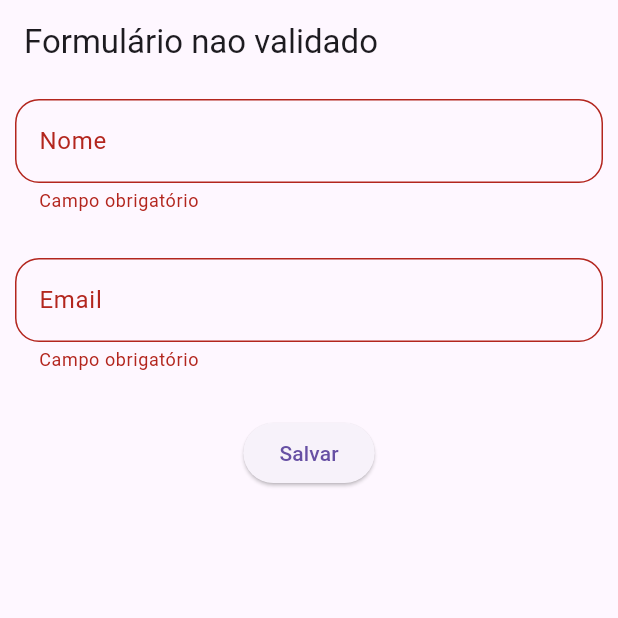
After one commit to brunoalksouza/mobx_study_flutter, a Flutter app: the screen it shows after launch, on a phone screen of 412 x 824 dp, the top half of it. The commit adds this screen. Run offline on Flutter 3.47's test engine with Material 3 defaults, Android fonts, the light colour scheme and no system bars; our stand-ins replace flutter_mobx, mobx; generated files the repository leaves out were written again.

Commit message:
finished 4 class

```diff
--- /dev/null
+++ b/lib/body.dart
@@ -0,0 +1,63 @@
+import 'package:flutter/material.dart';
+import 'package:flutter_mobx/flutter_mobx.dart';
+import 'package:mobx_flutter/controller.dart';
+import 'package:provider/provider.dart';
+
+class BodyWidget extends StatelessWidget {
+  _textField(
+      {String? labelText, onChanged, required String? Function() errorText}) {
+    return TextField(
+      onChanged: onChanged,
+      decoration: InputDecoration(
+        border: OutlineInputBorder(
+          borderRadius: BorderRadius.circular(16),
+        ),
+        labelText: labelText,
+        errorText: errorText == null ? null : errorText(),
+      ),
+    );
+  }
+
+  @override
+  Widget build(BuildContext context) {
+    final controller = Provider.of<Controller>(context);
+
+    return Padding(
+      padding: const EdgeInsets.all(10.0),
+      child: Column(
+        children: <Widget>[
+          Observer(
+            builder: (_) {
+              return _textField(
+                labelText: 'Nome',
+                onChanged: controller.client.changeName,
+                errorText: controller.validateName,
+              );
+            },
+          ),
+          const SizedBox(height: 30),
+          Observer(
+            builder: (_) {
+              return _textField(
+                labelText: 'Email',
+                onChanged: controller.client.changeEmail,
+                errorText: controller.validateEmail,
+              );
+            },
+          ),
+          const SizedBox(height: 30),
+          Observer(
+            builder: (_) {
+              return ElevatedButton(
+                child: const Text('Salvar'),
+                onPressed: () {
+                  controller.isValid ? () : print('Formulário inválido');
+                },
+              );
+            },
+          )
+        ],
+      ),
+    );
+  }
+}
--- a/lib/controller.dart
+++ b/lib/controller.dart
@@ -27,4 +27,6 @@
     }
     return null;
   }
+
+  dispose() {}
 }
--- a/lib/home.dart
+++ b/lib/home.dart
@@ -1,7 +1,10 @@
 import 'package:flutter/material.dart';
 import 'package:flutter_mobx/flutter_mobx.dart';
+import 'package:mobx/mobx.dart';
+import 'package:mobx_flutter/body.dart';
 import 'package:mobx_flutter/controller.dart';
 import 'package:flutter_mobx/src/observer.dart';
+import 'package:provider/provider.dart';
 
 class HomePage extends StatefulWidget {
   @override
@@ -9,65 +12,20 @@
 }
 
 class _HomePageState extends State<HomePage> {
-  final controller = Controller();
-
-  _textField(
-      {String? labelText, onChanged, required String? Function() errorText}) {
-    return TextField(
-      onChanged: onChanged,
-      decoration: InputDecoration(
-        border: OutlineInputBorder(
-          borderRadius: BorderRadius.circular(16),
-        ),
-        labelText: labelText,
-        errorText: errorText == null ? null : errorText(),
-      ),
-    );
-  }
-
   @override
   Widget build(BuildContext context) {
+    final controller = Provider.of<Controller>(context);
+
     return Scaffold(
       appBar: AppBar(
-        title: const Text('Formulario'),
-      ),
-      body: Padding(
-        padding: const EdgeInsets.all(10.0),
-        child: Column(
-          children: <Widget>[
-            Observer(
-              builder: (_) {
-                return _textField(
-                  labelText: 'Nome',
-                  onChanged: controller.client.changeName,
-                  errorText: controller.validateName,
-                );
-              },
-            ),
-            const SizedBox(height: 30),
-            Observer(
-              builder: (_) {
-                return _textField(
-                  labelText: 'Email',
-                  onChanged: controller.client.changeEmail,
-                  errorText: controller.validateEmail,
-                );
-              },
-            ),
-            const SizedBox(height: 30),
-            Observer(
-              builder: (_) {
-                return ElevatedButton(
-                  child: const Text('Salvar'),
-                  onPressed: () {
-                    controller.isValid ? () : print('Formulário inválido');
-                  },
-                );
-              },
-            )
-          ],
+        title: Observer(
+          builder: (_) {
+            return Text(
+                controller.isValid ? 'Formulario' : 'Formulário nao validado');
+          },
         ),
       ),
+      body: BodyWidget(),
     );
   }
 }
--- a/lib/main.dart
+++ b/lib/main.dart
@@ -1,5 +1,7 @@
 import 'package:flutter/material.dart';
+import 'package:mobx_flutter/controller.dart';
 import 'package:mobx_flutter/home.dart';
+import 'package:provider/provider.dart';
 
 void main() {
   runApp(const MyApp());
@@ -10,9 +12,17 @@
 
   @override
   Widget build(BuildContext context) {
-    return MaterialApp(
-      debugShowCheckedModeBanner: false,
-      home: HomePage(),
+    return MultiProvider(
+      providers: [
+        Provider<Controller>(
+          create: (_) => Controller(),
+          dispose: (_, controller) => controller.dispose(),
+        )
+      ],
+      child: MaterialApp(
+        debugShowCheckedModeBanner: false,
+        home: HomePage(),
+      ),
     );
   }
 }
--- a/pubspec.yaml
+++ b/pubspec.yaml
@@ -10,6 +10,7 @@
   flutter:
     sdk: flutter
   mobx: ^2.3.0+1
+  provider: ^6.1.1
   flutter_mobx: ^2.2.0+2
 
 dev_dependencies:
```
Also changed, not shown: pubspec.lock.
